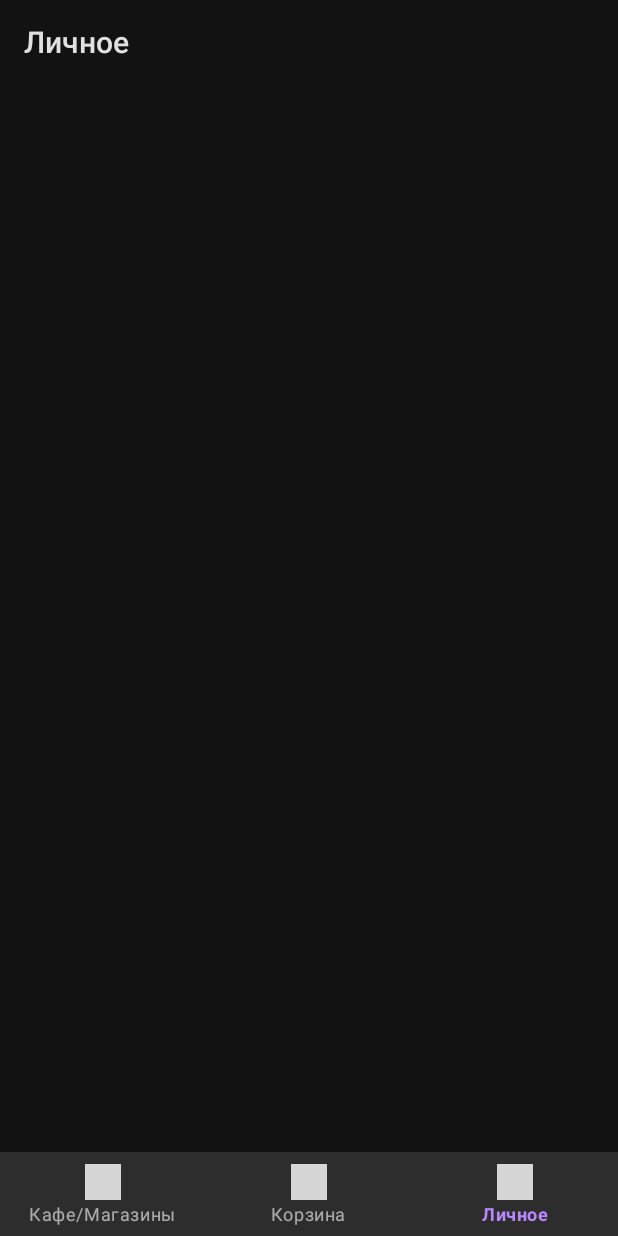
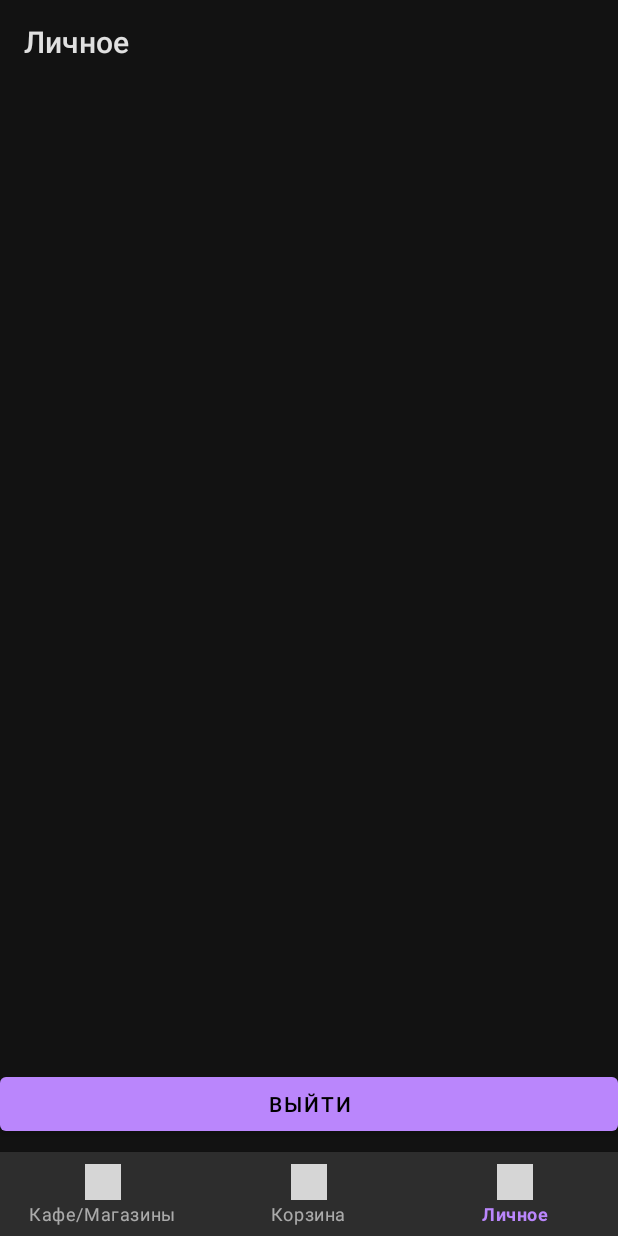
Before and after one commit to efimovad/VeganDelivery, an Android app: the PersonalFragment screen opened through its navigation route, on a phone screen of 412 x 824 dp. Run offline under Robolectric (Android 15) with nearby library versions, the phone set to English and light mode, and no system bars; our stand-ins replace Room's generated code, navigation-ui; 3 statements that could not run were skipped; grey boxes are pictures that could not be loaded.

Commit message:
add Quit button

```diff
--- a/app/src/main/res/layout/fragment_personal.xml
+++ b/app/src/main/res/layout/fragment_personal.xml
@@ -19,4 +19,14 @@
         app:layout_constraintStart_toStartOf="parent"
         app:layout_constraintTop_toTopOf="parent" />
 
+    <Button
+        android:id="@+id/button"
+        android:layout_width="match_parent"
+        android:layout_height="wrap_content"
+        android:layout_marginBottom="64dp"
+        android:text="Выйти"
+        app:layout_constraintBottom_toBottomOf="parent"
+        app:layout_constraintEnd_toEndOf="parent" />
+
+
 </androidx.constraintlayout.widget.ConstraintLayout>
```
